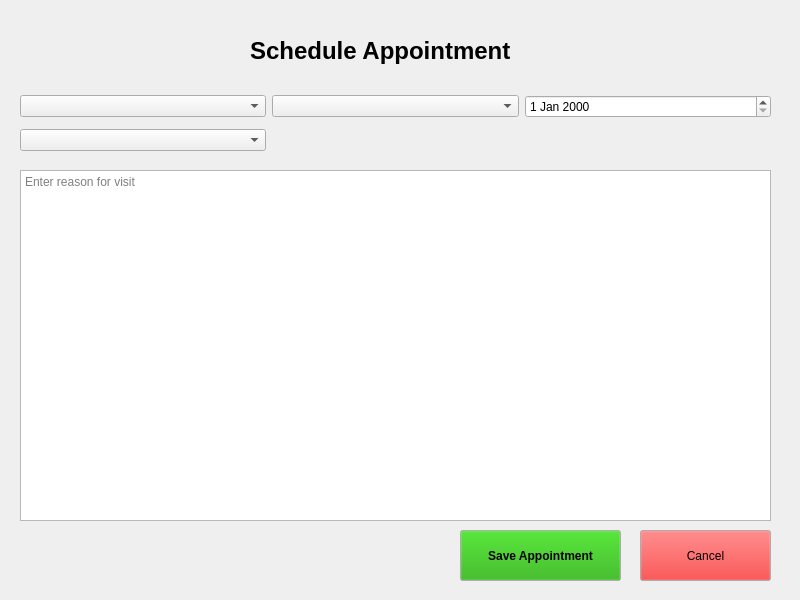
Before: the Qt Designer form appointmentform.ui in Nadahossam98/projectlab, drawn with Qt 5.
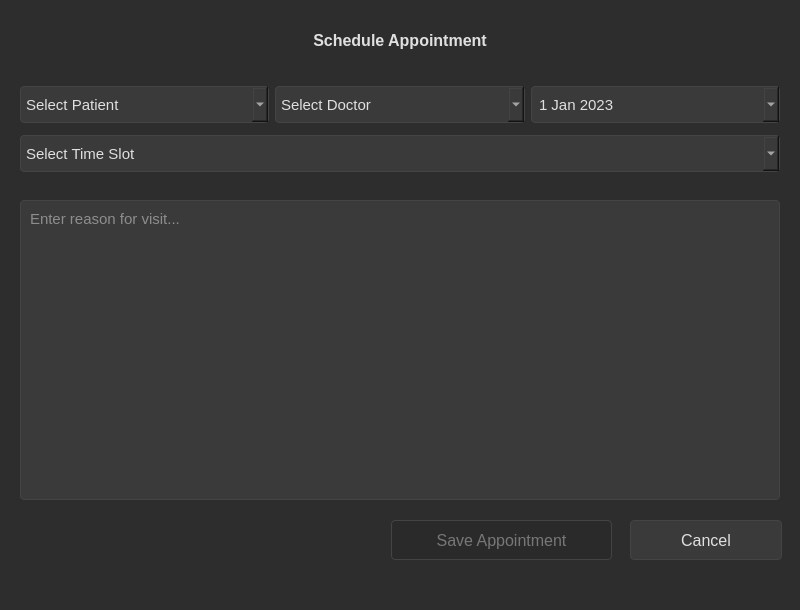
After: the same form once the commit is applied.

Patch:
```diff
--- a/appointmentform.ui
+++ b/appointmentform.ui
@@ -7,94 +7,134 @@
     <x>0</x>
     <y>0</y>
     <width>800</width>
-    <height>600</height>
+    <height>610</height>
    </rect>
   </property>
   <property name="windowTitle">
-   <string>Form</string>
+   <string>Schedule Appointment</string>
+  </property>
+  <property name="styleSheet">
+   <string notr="true">/* Dark theme styling */
+QWidget {
+    background-color: #2D2D2D;
+    color: #E0E0E0;
+    font-family: 'Segoe UI', Arial;
+    font-size: 11pt;
+}
+
+QLabel {
+    color: #E0E0E0;
+    font-size: 12pt;
+}
+
+QGroupBox {
+    border: 1px solid #444;
+    border-radius: 8px;
+    margin-top: 10px;
+    padding-top: 15px;
+    background-color: #3A3A3A;
+}
+
+QGroupBox::title {
+    subcontrol-origin: margin;
+    left: 10px;
+    padding: 0 3px;
+    color: #E0E0E0;
+}
+
+QPushButton {
+    background-color: #3A3A3A;
+    color: #E0E0E0;
+    border: 1px solid #444;
+    border-radius: 4px;
+    padding: 8px 15px;
+    min-width: 120px;
+    font-size: 12pt;
+}
+
+QPushButton:hover {
+    background-color: #4A4A4A;
+}
+
+QPushButton:pressed {
+    background-color: #2A2A2A;
+}
+
+QPushButton:disabled {
+    background-color: #2A2A2A;
+    color: #777;
+}
+
+QComboBox, QDateEdit, QTextEdit {
+    background-color: #3A3A3A;
+    color: #E0E0E0;
+    border: 1px solid #444;
+    padding: 5px;
+    border-radius: 4px;
+    min-height: 25px;
+}
+
+QComboBox QAbstractItemView {
+    background-color: #3A3A3A;
+    color: #E0E0E0;
+    selection-background-color: #0078D7;
+}
+
+QTextEdit {
+    font-family: 'Segoe UI', Arial;
+    font-size: 11pt;
+}</string>
   </property>
   <widget class="QLabel" name="label">
    <property name="geometry">
     <rect>
      <x>250</x>
-     <y>10</y>
-     <width>331</width>
-     <height>81</height>
+     <y>20</y>
+     <width>300</width>
+     <height>40</height>
     </rect>
    </property>
    <property name="font">
     <font>
-     <pointsize>18</pointsize>
+     <family>Segoe UI</family>
+     <pointsize>12</pointsize>
      <bold>true</bold>
     </font>
    </property>
    <property name="text">
     <string>Schedule Appointment</string>
    </property>
+   <property name="alignment">
+    <set>Qt::AlignmentFlag::AlignCenter</set>
+   </property>
   </widget>
   <widget class="QTextEdit" name="reasonTextEdit">
    <property name="geometry">
     <rect>
      <x>20</x>
-     <y>170</y>
-     <width>751</width>
-     <height>351</height>
+     <y>200</y>
+     <width>760</width>
+     <height>300</height>
     </rect>
    </property>
    <property name="placeholderText">
-    <string>Enter reason for visit</string>
+    <string>Enter reason for visit...</string>
    </property>
   </widget>
   <widget class="QPushButton" name="saveButton">
+   <property name="enabled">
+    <bool>false</bool>
+   </property>
    <property name="geometry">
     <rect>
-     <x>460</x>
-     <y>530</y>
-     <width>161</width>
-     <height>51</height>
+     <x>391</x>
+     <y>520</y>
+     <width>221</width>
+     <height>40</height>
     </rect>
    </property>
-   <property name="palette">
-    <palette>
-     <active>
-      <colorrole role="Button">
-       <brush brushstyle="SolidPattern">
-        <color alpha="255">
-         <red>27</red>
-         <green>170</green>
-         <blue>1</blue>
-        </color>
-       </brush>
-      </colorrole>
-     </active>
-     <inactive>
-      <colorrole role="Button">
-       <brush brushstyle="SolidPattern">
-        <color alpha="255">
-         <red>27</red>
-         <green>170</green>
-         <blue>1</blue>
-        </color>
-       </brush>
-      </colorrole>
-     </inactive>
-     <disabled>
-      <colorrole role="Button">
-       <brush brushstyle="SolidPattern">
-        <color alpha="255">
-         <red>27</red>
-         <green>170</green>
-         <blue>1</blue>
-        </color>
-       </brush>
-      </colorrole>
-     </disabled>
-    </palette>
-   </property>
-   <property name="font">
-    <font>
-     <bold>true</bold>
-    </font>
+   <property name="toolTip">
+    <string>Save the appointment details</string>
    </property>
    <property name="text">
     <string>Save Appointment</string>
@@ -103,48 +143,14 @@
   <widget class="QPushButton" name="cancelButton">
    <property name="geometry">
     <rect>
-     <x>640</x>
-     <y>530</y>
-     <width>131</width>
-     <height>51</height>
+     <x>630</x>
+     <y>520</y>
+     <width>152</width>
+     <height>40</height>
     </rect>
    </property>
-   <property name="palette">
-    <palette>
-     <active>
-      <colorrole role="Button">
-       <brush brushstyle="SolidPattern">
-        <color alpha="255">
-         <red>255</red>
-         <green>0</green>
-         <blue>0</blue>
-        </color>
-       </brush>
-      </colorrole>
-     </active>
-     <inactive>
-      <colorrole role="Button">
-       <brush brushstyle="SolidPattern">
-        <color alpha="255">
-         <red>255</red>
-         <green>0</green>
-         <blue>0</blue>
-        </color>
-       </brush>
-      </colorrole>
-     </inactive>
-     <disabled>
-      <colorrole role="Button">
-       <brush brushstyle="SolidPattern">
-        <color alpha="255">
-         <red>255</red>
-         <green>0</green>
-         <blue>0</blue>
-        </color>
-       </brush>
-      </colorrole>
-     </disabled>
-    </palette>
+   <property name="toolTip">
+    <string>Close without saving</string>
    </property>
    <property name="text">
     <string>Cancel</string>
@@ -154,9 +160,9 @@
    <property name="geometry">
     <rect>
      <x>20</x>
-     <y>90</y>
-     <width>751</width>
-     <height>67</height>
+     <y>80</y>
+     <width>760</width>
+     <height>100</height>
     </rect>
    </property>
    <layout class="QGridLayout" name="gridLayout">
@@ -176,15 +182,38 @@
     </item>
     <item row="0" column="2">
      <widget class="QDateEdit" name="dateEdit">
-      <property name="wrapping">
-       <bool>false</bool>
+      <property name="toolTip">
+       <string>Select appointment date</string>
+      </property>
+      <property name="minimumDate">
+       <date>
+        <year>2023</year>
+        <month>1</month>
+        <day>1</day>
+       </date>
+      </property>
+      <property name="calendarPopup">
+       <bool>true</bool>
+      </property>
+      <property name="date">
+       <date>
+        <year>2023</year>
+        <month>1</month>
+        <day>1</day>
+       </date>
       </property>
      </widget>
     </item>
-    <item row="1" column="0">
+    <item row="1" column="0" colspan="3">
      <widget class="QComboBox" name="timeSlotComboBox">
+      <property name="enabled">
+       <bool>false</bool>
+      </property>
+      <property name="toolTip">
+       <string>Time slots will appear after selecting doctor and date</string>
+      </property>
       <property name="placeholderText">
-       <string>Select Time</string>
+       <string>Select Time Slot</string>
       </property>
      </widget>
     </item>
```
Left out of the diff: 29 changed lines with no effect on the pictures.
